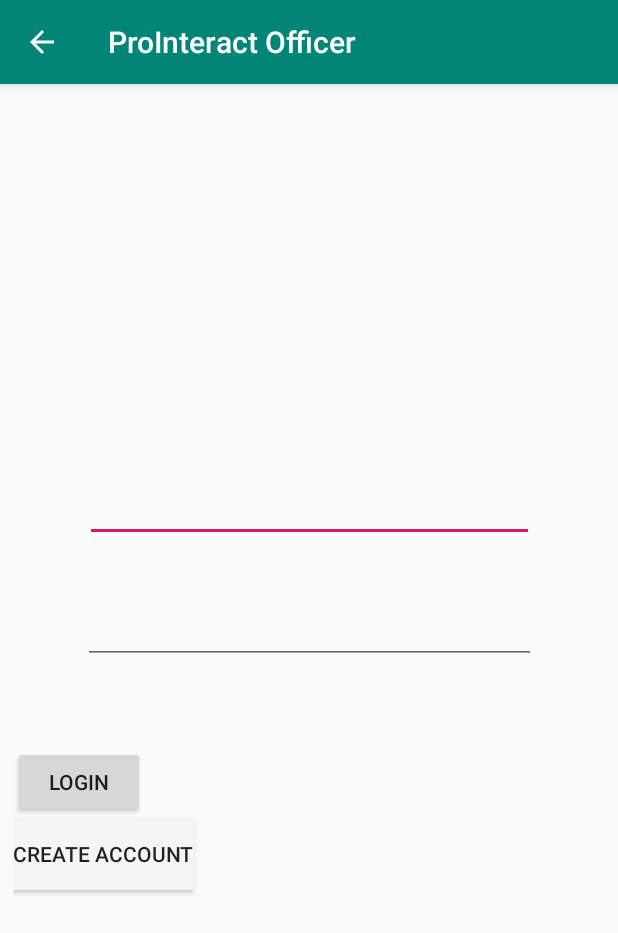
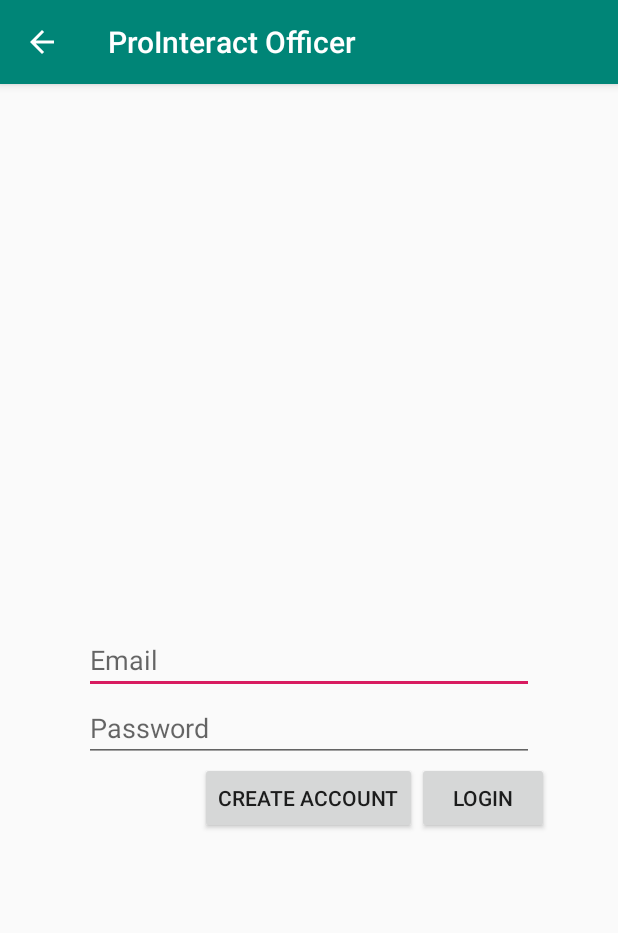
Before and after one commit to grufelous/ProInteractOfficer, an Android app: the OfficerAuthActivity screen opened directly, with no data from a screen before it, on a phone screen of 412 x 824 dp. Shown: the top 933 px of the screen. Run offline under Robolectric (Android 15) with nearby library versions, the phone set to English and light mode, and no system bars; our stand-ins replace Firebase (no records; nobody signed in at launch, a user with empty details on screens opened directly); 1 statement that could not run was skipped.

Commit message:
Starting officer setup, added verification

```diff
--- a/app/build.gradle
+++ b/app/build.gradle
@@ -32,7 +32,8 @@ dependencies {
 
     //implementation "com.google.android.gms:play-services-basement:15.0.1"
     implementation 'com.firebaseui:firebase-ui-auth:4.3.1'
-    //using older version to avoid Error: The library com.google.android.gms:play-services-basement is being requested by various other libraries at [[15.0.1,15.0.1]], but resolves to 16.1.0. Disable the plugin and check your dependencies tree using ./gradlew :app:dependencies.
+    /** may use older version to avoid Error: The library com.google.android.gms:play-services-basement is being requested by various other libraries at [[15.0.1,15.0.1]], but resolves to 16.1.0. Disable the plugin and check your dependencies tree using ./gradlew :app:dependencies.
+        mixed results*/
     implementation 'com.google.firebase:firebase-auth:16.1.0'
 
     // FirebaseUI for Firebase Realtime Database
--- a/app/src/main/AndroidManifest.xml
+++ b/app/src/main/AndroidManifest.xml
@@ -23,6 +23,9 @@
         <activity android:name=".OfficerAuthActivity"
             android:parentActivityName=".MainActivity">
         </activity>
+
+        <activity android:name=".OfficerSetupActivity">
+        </activity>
     </application>
 
 </manifest>
--- a/app/src/main/java/com/orion/prointeractofficer/MainActivity.java
+++ b/app/src/main/java/com/orion/prointeractofficer/MainActivity.java
@@ -65,6 +65,7 @@ public class MainActivity extends AppCompatActivity {
         Log.d(TAG, "launchAuthActivity: launching next activity");
         startActivity(authIntent);
     }
+    private FirebaseAuth mAuth;
     @Override
     protected void onCreate(Bundle savedInstanceState) {
         super.onCreate(savedInstanceState);
--- a/app/src/main/res/layout/officer_auth_layout.xml
+++ b/app/src/main/res/layout/officer_auth_layout.xml
@@ -1,70 +1,51 @@
 <?xml version="1.0" encoding="utf-8"?>
-<android.support.constraint.ConstraintLayout xmlns:android="http://schemas.android.com/apk/res/android"
+<RelativeLayout xmlns:android="http://schemas.android.com/apk/res/android"
     xmlns:app="http://schemas.android.com/apk/res-auto"
     xmlns:tools="http://schemas.android.com/tools"
-    android:id="@+id/main_layout"
+    android:id="@+id/officerAuthLayout"
     android:layout_width="match_parent"
     android:layout_height="match_parent"
+    android:paddingLeft="32dp"
+    android:paddingRight="32dp"
     tools:context=".OfficerAuthActivity">
 
     <EditText
         android:id="@+id/emailInputField"
-        android:layout_width="299dp"
+        android:layout_width="300dp"
         android:layout_height="wrap_content"
-        android:layout_marginStart="56dp"
-        android:layout_marginTop="260dp"
-        android:layout_marginEnd="56dp"
-        android:layout_marginBottom="36dp"
+        android:layout_centerHorizontal="true"
+        android:layout_centerVertical="true"
         android:ems="10"
-        android:inputType="textEmailAddress"
-        app:layout_constraintBottom_toTopOf="@+id/passwordInputField"
-        app:layout_constraintEnd_toEndOf="parent"
-        app:layout_constraintStart_toStartOf="parent"
-        app:layout_constraintTop_toTopOf="parent" />
+        android:hint="Email"
+        android:inputType="textEmailAddress" />
 
     <EditText
         android:id="@+id/passwordInputField"
-        android:layout_width="302dp"
+        android:layout_width="300dp"
         android:layout_height="wrap_content"
-        android:layout_marginStart="56dp"
-        android:layout_marginTop="36dp"
-        android:layout_marginEnd="56dp"
+        android:layout_below="@id/emailInputField"
+        android:layout_centerHorizontal="true"
         android:ems="10"
-        android:inputType="textPassword"
-        app:layout_constraintEnd_toEndOf="parent"
-        app:layout_constraintStart_toStartOf="parent"
-        app:layout_constraintTop_toBottomOf="@+id/emailInputField" />
+        android:hint="Password"
+        android:inputType="textPassword" />
 
-    <LinearLayout
-        android:layout_width="395dp"
-        android:layout_height="108dp"
-        android:layout_marginStart="8dp"
-        android:layout_marginTop="8dp"
-        android:layout_marginEnd="8dp"
-        android:layout_marginBottom="172dp"
-        android:orientation="vertical"
-        app:layout_constraintBottom_toBottomOf="parent"
-        app:layout_constraintEnd_toEndOf="parent"
-        app:layout_constraintStart_toStartOf="parent"
-        app:layout_constraintTop_toBottomOf="@+id/passwordInputField">
+    <Button
+        android:id="@+id/signupBtn"
+        android:layout_width="wrap_content"
+        android:layout_height="wrap_content"
+        android:layout_below="@id/passwordInputField"
+        android:layout_centerHorizontal="true"
+        android:onClick="signUp"
+        android:text="@string/signup_btn" />
 
-        <Button
-            android:id="@+id/loginBtn"
-            style="@style/FirebaseUI.Button"
-            android:layout_width="wrap_content"
-            android:layout_height="wrap_content"
-            android:text="@string/login_btn"
-            tools:layout_editor_absoluteX="267dp"
-            tools:layout_editor_absoluteY="521dp" />
+    <Button
+        android:id="@+id/loginBtn"
+        android:layout_width="wrap_content"
+        android:layout_height="wrap_content"
+        android:layout_below="@id/passwordInputField"
+        android:layout_centerHorizontal="true"
+        android:layout_toEndOf="@id/signupBtn"
+        android:onClick="signIn"
+        android:text="@string/login_btn" />
 
-        <Button
-            android:id="@+id/signupBtn"
-            android:layout_width="wrap_content"
-            android:layout_height="wrap_content"
-            android:background="@color/browser_actions_bg_grey"
-            android:elevation="0dp"
-            android:text="@string/signup_btn"
-            tools:layout_editor_absoluteX="34dp"
-            tools:layout_editor_absoluteY="521dp" />
-    </LinearLayout>
-</android.support.constraint.ConstraintLayout>
+</RelativeLayout>
```
Also changed, not shown: app/src/main/java/com/orion/prointeractofficer/OfficerAuthActivity.java (+57 -0 lines), app/src/main/java/com/orion/prointeractofficer/OfficerSetupActivity.java (added, +11 -0 lines), app/src/main/res/layout/officer_setup_layout.xml (added, +12 -0 lines).
